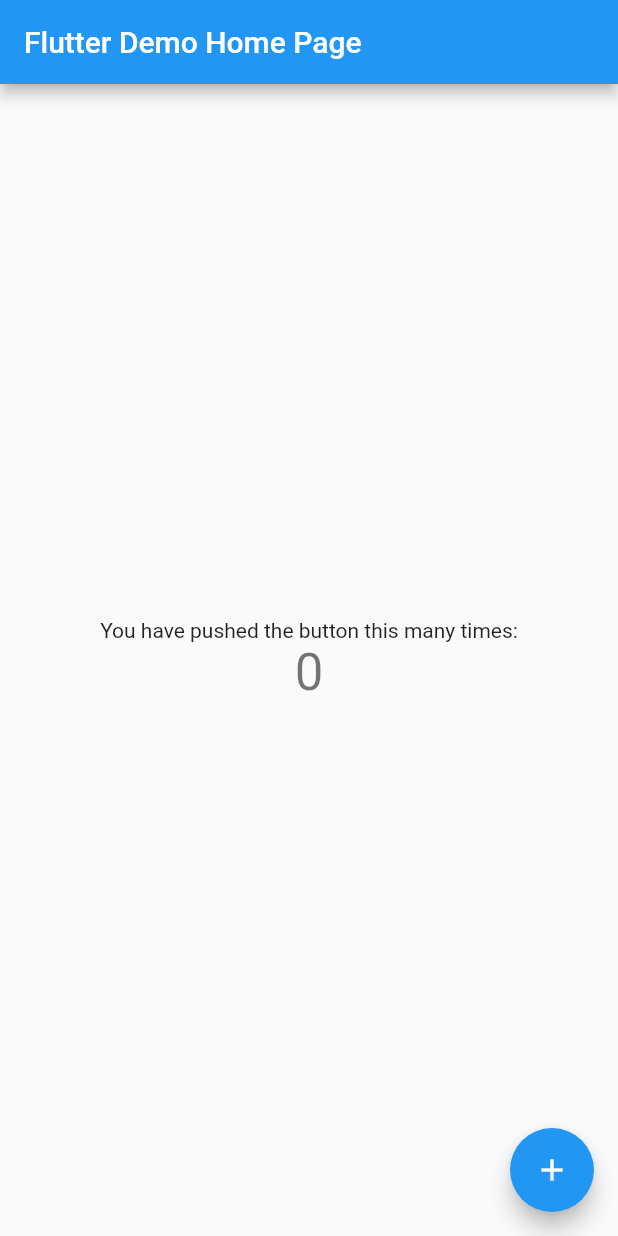
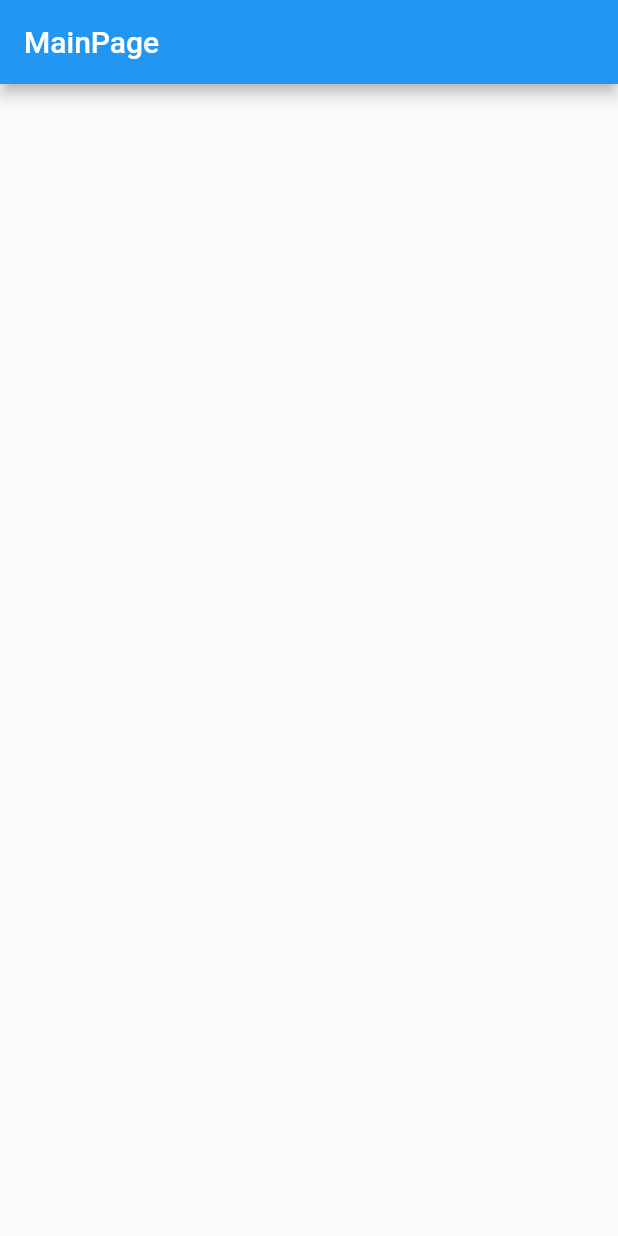
Before and after one commit to ZameerHaider/uberClone, a Flutter app: the screen it shows after launch, on a phone screen of 412 x 824 dp. Run offline on Flutter 3.47's test engine with Material 2 defaults, Android fonts, the phone set to English and light mode, and no system bars.

Commit message:
--project created and cleanUp

```diff
--- a/lib/main.dart
+++ b/lib/main.dart
@@ -1,4 +1,5 @@
 import 'package:flutter/material.dart';
+import 'package:uberClone/screens/mainPage.dart';
 
 void main() {
   runApp(MyApp());
@@ -26,92 +27,7 @@ class MyApp extends StatelessWidget {
         // closer together (more dense) than on mobile platforms.
         visualDensity: VisualDensity.adaptivePlatformDensity,
       ),
-      home: MyHomePage(title: 'Flutter Demo Home Page'),
+      home: MainPage(),
     );
   }
 }
-
-class MyHomePage extends StatefulWidget {
-  MyHomePage({Key key, this.title}) : super(key: key);
-
-  // This widget is the home page of your application. It is stateful, meaning
-  // that it has a State object (defined below) that contains fields that affect
-  // how it looks.
-
-  // This class is the configuration for the state. It holds the values (in this
-  // case the title) provided by the parent (in this case the App widget) and
-  // used by the build method of the State. Fields in a Widget subclass are
-  // always marked "final".
-
-  final String title;
-
-  @override
-  _MyHomePageState createState() => _MyHomePageState();
-}
-
-class _MyHomePageState extends State<MyHomePage> {
-  int _counter = 0;
-
-  void _incrementCounter() {
-    setState(() {
-      // This call to setState tells the Flutter framework that something has
-      // changed in this State, which causes it to rerun the build method below
-      // so that the display can reflect the updated values. If we changed
-      // _counter without calling setState(), then the build method would not be
-      // called again, and so nothing would appear to happen.
-      _counter++;
-    });
-  }
-
-  @override
-  Widget build(BuildContext context) {
-    // This method is rerun every time setState is called, for instance as done
-    // by the _incrementCounter method above.
-    //
-    // The Flutter framework has been optimized to make rerunning build methods
-    // fast, so that you can just rebuild anything that needs updating rather
-    // than having to individually change instances of widgets.
-    return Scaffold(
-      appBar: AppBar(
-        // Here we take the value from the MyHomePage object that was created by
-        // the App.build method, and use it to set our appbar title.
-        title: Text(widget.title),
-      ),
-      body: Center(
-        // Center is a layout widget. It takes a single child and positions it
-        // in the middle of the parent.
-        child: Column(
-          // Column is also a layout widget. It takes a list of children and
-          // arranges them vertically. By default, it sizes itself to fit its
-          // children horizontally, and tries to be as tall as its parent.
-          //
-          // Invoke "debug painting" (press "p" in the console, choose the
-          // "Toggle Debug Paint" action from the Flutter Inspector in Android
-          // Studio, or the "Toggle Debug Paint" command in Visual Studio Code)
-          // to see the wireframe for each widget.
-          //
-          // Column has various properties to control how it sizes itself and
-          // how it positions its children. Here we use mainAxisAlignment to
-          // center the children vertically; the main axis here is the vertical
-          // axis because Columns are vertical (the cross axis would be
-          // horizontal).
-          mainAxisAlignment: MainAxisAlignment.center,
-          children: <Widget>[
-            Text(
-              'You have pushed the button this many times:',
-            ),
-            Text(
-              '$_counter',
-              style: Theme.of(context).textTheme.headline4,
-            ),
-          ],
-        ),
-      ),
-      floatingActionButton: FloatingActionButton(
-        onPressed: _incrementCounter,
-        tooltip: 'Increment',
-        child: Icon(Icons.add),
-      ), // This trailing comma makes auto-formatting nicer for build methods.
-    );
-  }
-}
--- /dev/null
+++ b/lib/screens/mainPage.dart
@@ -0,0 +1,19 @@
+import 'package:flutter/material.dart';
+
+class MainPage extends StatefulWidget {
+  MainPage({Key key}) : super(key: key);
+
+  @override
+  _MainPageState createState() => _MainPageState();
+}
+
+class _MainPageState extends State<MainPage> {
+  @override
+  Widget build(BuildContext context) {
+    return Scaffold(
+      appBar: AppBar(
+        title: Text("MainPage"),
+      ),
+    );
+  }
+}
```
